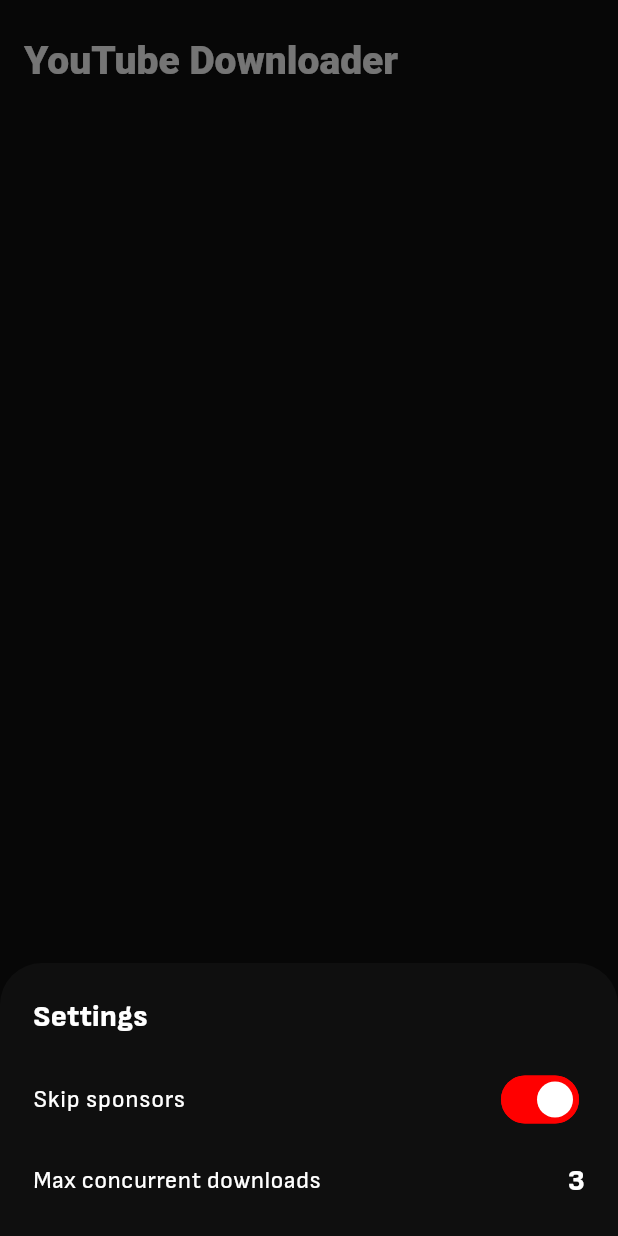
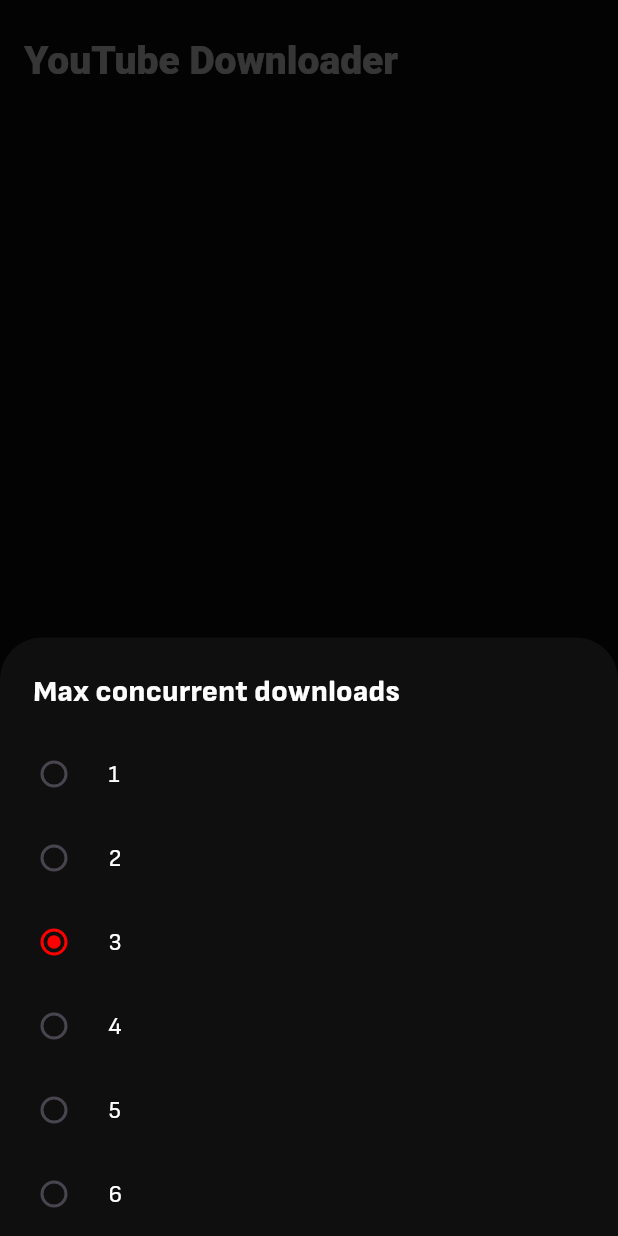
Before and after one commit to riccardoFasan/youtube_downloader, a Flutter app: the screen it shows after launch, item 4 of the bottom bar chosen, after a tap on "Max concurrent downloads", on a phone screen of 412 x 824 dp. Run offline on Flutter 3.47's test engine with Material 2 defaults, Android fonts, the phone set to English and light mode, and no system bars; our stand-ins replace audio_video_progress_bar, cached_network_image, flutter_keyboard_visibility, flutter_local_notifications, get, just_audio and 4 more; missing offline and left inert: youtube_explode_dart; project files that could hold a hidden picture were left out.

Commit message:
feat: concurrent downloads settings and options modal sheet

```diff
--- a/lib/models/models.dart
+++ b/lib/models/models.dart
@@ -4,3 +4,4 @@
 export 'segment_model.dart';
 export 'download_result_model.dart';
 export 'download_model.dart';
+export 'option_model.dart';
--- /dev/null
+++ b/lib/models/option_model.dart
@@ -0,0 +1,9 @@
+class Option<T> {
+  final T value;
+  final String label;
+
+  Option({
+    required this.value,
+    required this.label,
+  });
+}
--- a/lib/widgets/download_tile.dart
+++ b/lib/widgets/download_tile.dart
@@ -89,7 +89,7 @@
                           '${_download.progress.value}%',
                           style: const TextStyle(
                             color: AppColors.white,
-                            fontSize: 12,
+                            fontSize: 10,
                             fontWeight: FontWeight.w700,
                           ),
                         ),
--- a/lib/widgets/navigation.dart
+++ b/lib/widgets/navigation.dart
@@ -21,7 +21,7 @@
   @override
   Widget build(BuildContext context) {
     return Obx(() => AnimatedContainer(
-          duration: const Duration(milliseconds: 150),
+          duration: const Duration(milliseconds: 200),
           height: _barheight,
           padding: const EdgeInsets.all(_margin * 2),
           child: Stack(
@@ -82,10 +82,10 @@
             child: _buildButton(
               AppIcons.settingsCog,
               'Settings',
-              () => Get.bottomSheet(
-                SettingsModalSheet(),
-                backgroundColor: AppColors.black,
-              ),
+              () => Get.bottomSheet(SettingsModalSheet(),
+                  backgroundColor: AppColors.black,
+                  exitBottomSheetDuration: const Duration(milliseconds: 250),
+                  enterBottomSheetDuration: const Duration(milliseconds: 250)),
               false,
             ),
           ),
--- /dev/null
+++ b/lib/widgets/select_modal_sheet.dart
@@ -0,0 +1,74 @@
+import 'package:flutter/material.dart';
+import 'package:get/get.dart';
+import 'package:youtube_downloader/models/models.dart';
+import 'package:youtube_downloader/utils/colors.dart';
+
+class SelectModalSheet<T> extends StatelessWidget {
+  final String _title;
+  final List<Option<T>> _options;
+  final Function _onSelected;
+  final T _selected;
+
+  late Rx<Option> _option;
+
+  SelectModalSheet({
+    super.key,
+    required title,
+    required options,
+    required onSelected,
+    required selected,
+  })  : _title = title,
+        _options = options,
+        _onSelected = onSelected,
+        _selected = selected;
+
+  @override
+  Widget build(BuildContext context) {
+    _option = _getSelectedOption(_selected).obs;
+
+    return Wrap(
+      children: [
+        Container(
+          padding: const EdgeInsets.only(top: 22, left: 22, right: 22),
+          margin: const EdgeInsets.only(bottom: 12),
+          child: Text(
+            _title,
+            style: const TextStyle(
+              color: Colors.white,
+              fontWeight: FontWeight.w700,
+              fontSize: 20,
+            ),
+          ),
+        ),
+        ..._options.map((Option option) => _buildOption(option))
+      ],
+    );
+  }
+
+  Option _getSelectedOption(T value) {
+    return _options.firstWhere((option) => option.value == value);
+  }
+
+  Widget _buildOption(Option option) {
+    return Obx(
+      () => RadioListTile(
+        activeColor: AppColors.red,
+        selected: _option.value.value == option.value,
+        title: Text(
+          option.label,
+          style: const TextStyle(
+            color: Colors.white,
+            fontWeight: FontWeight.w400,
+            fontSize: 16,
+          ),
+        ),
+        groupValue: _option.value.value,
+        value: option.value,
+        onChanged: (dynamic value) {
+          _option.value = option;
+          _onSelected(value);
+        },
+      ),
+    );
+  }
+}
--- a/lib/widgets/settings_modal_sheet.dart
+++ b/lib/widgets/settings_modal_sheet.dart
@@ -1,10 +1,21 @@
 import 'package:flutter/material.dart';
 import 'package:get/get.dart';
 import 'package:youtube_downloader/controllers/controllers.dart';
+import 'package:youtube_downloader/models/models.dart';
 import 'package:youtube_downloader/utils/colors.dart';
+import 'package:youtube_downloader/widgets/widgets.dart';
 
 class SettingsModalSheet extends StatelessWidget {
   final SettingsController _settingsController = Get.find<SettingsController>();
+
+  final List<Option> _concurrentDownloadsOptions = [
+    Option<int>(label: '1', value: 1),
+    Option<int>(label: '2', value: 2),
+    Option<int>(label: '3', value: 3),
+    Option<int>(label: '4', value: 4),
+    Option<int>(label: '5', value: 5),
+    Option<int>(label: '6', value: 6),
+  ];
 
   SettingsModalSheet({super.key});
 
@@ -43,7 +54,17 @@
           ),
         ),
         InkWell(
-          onTap: () {},
+          onTap: () => Get.bottomSheet(
+              SelectModalSheet(
+                title: 'Max concurrent downloads',
+                options: _concurrentDownloadsOptions,
+                onSelected: (int value) =>
+                    _settingsController.setDownloadsQueueSize(value),
+                selected: _settingsController.downloadsQueueSize,
+              ),
+              backgroundColor: AppColors.black,
+              exitBottomSheetDuration: const Duration(milliseconds: 250),
+              enterBottomSheetDuration: const Duration(milliseconds: 250)),
           child: Padding(
             padding: const EdgeInsets.only(
               top: 12,
@@ -63,12 +84,14 @@
                     fontSize: 16,
                   ),
                 ),
-                Text(
-                  _settingsController.downloadsQueueSize.toString(),
-                  style: const TextStyle(
-                    color: Colors.white,
-                    fontWeight: FontWeight.w700,
-                    fontSize: 20,
+                Obx(
+                  () => Text(
+                    _settingsController.downloadsQueueSize.toString(),
+                    style: const TextStyle(
+                      color: Colors.white,
+                      fontWeight: FontWeight.w700,
+                      fontSize: 20,
+                    ),
                   ),
                 ),
               ],
--- a/lib/widgets/widgets.dart
+++ b/lib/widgets/widgets.dart
@@ -11,3 +11,4 @@
 export 'shimmer_wrapper.dart';
 export 'music_visualizer.dart';
 export 'settings_modal_sheet.dart';
+export 'select_modal_sheet.dart';
```
